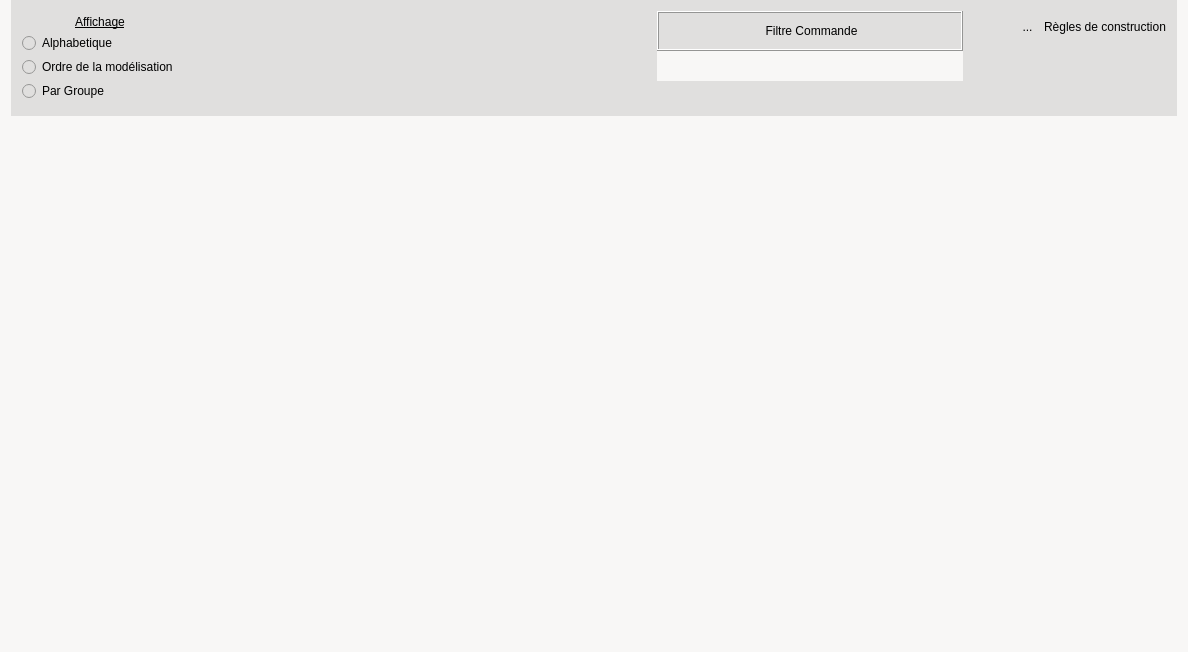
Above: UiQT4/desChoixCommandes.ui from SalomePlatform/eficas_tools before the change. Below: the same form after it.
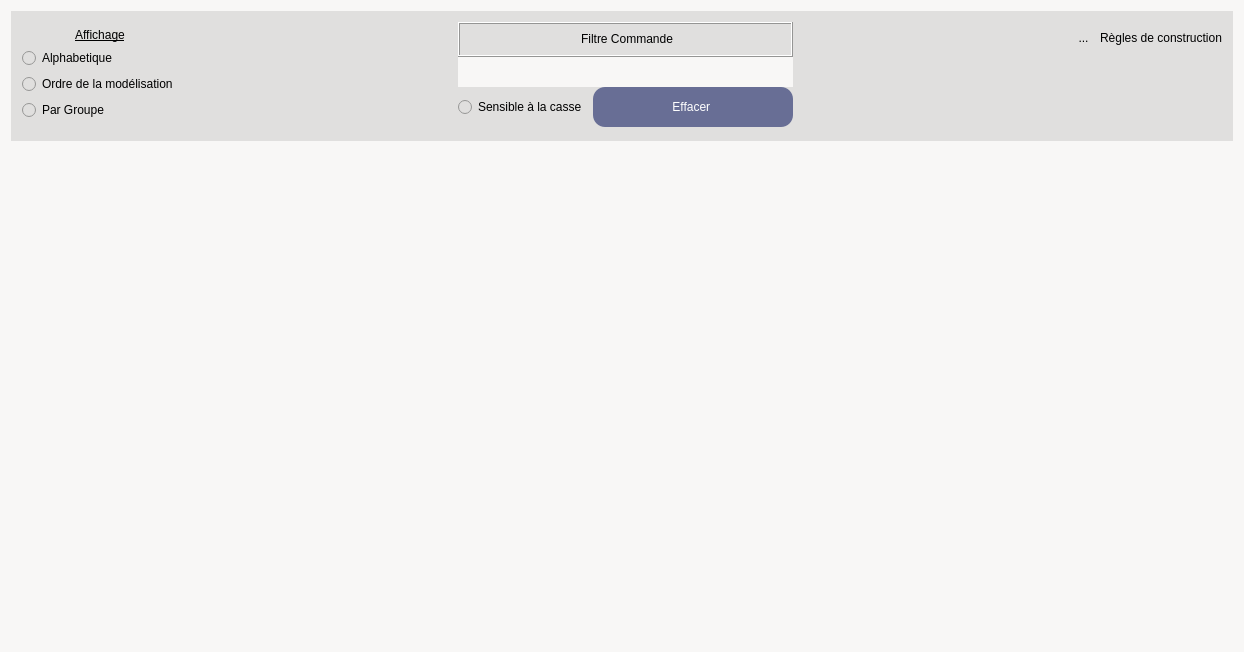
That is the form after the change. Icons and pictures are not drawn.

The edit to the form file:
```diff
--- a/UiQT4/desChoixCommandes.ui
+++ b/UiQT4/desChoixCommandes.ui
@@ -6,7 +6,7 @@
    <rect>
     <x>0</x>
     <y>0</y>
-    <width>1188</width>
+    <width>1244</width>
     <height>652</height>
    </rect>
   </property>
@@ -29,16 +29,10 @@
    <string notr="true">background-color : rgb(248,247,246)</string>
   </property>
   <layout class="QVBoxLayout" name="verticalLayout_4">
-   <property name="topMargin">
-    <number>0</number>
-   </property>
-   <property name="bottomMargin">
-    <number>0</number>
-   </property>
    <item>
     <widget class="QFrame" name="frameAffichage">
      <property name="sizePolicy">
-      <sizepolicy hsizetype="Preferred" vsizetype="Fixed">
+      <sizepolicy hsizetype="Preferred" vsizetype="Preferred">
        <horstretch>0</horstretch>
        <verstretch>0</verstretch>
       </sizepolicy>
@@ -46,13 +40,13 @@
      <property name="minimumSize">
       <size>
        <width>0</width>
-       <height>116</height>
+       <height>130</height>
       </size>
      </property>
      <property name="maximumSize">
       <size>
        <width>16777215</width>
-       <height>116</height>
+       <height>130</height>
       </size>
      </property>
      <property name="styleSheet">
@@ -64,7 +58,7 @@
      <property name="frameShadow">
       <enum>QFrame::Raised</enum>
      </property>
-     <layout class="QHBoxLayout" name="horizontalLayout_2">
+     <layout class="QHBoxLayout" name="horizontalLayout_3">
       <item>
        <layout class="QVBoxLayout" name="verticalLayout_2">
         <property name="spacing">
@@ -125,8 +119,8 @@
         </property>
         <property name="sizeHint" stdset="0">
          <size>
-          <width>382</width>
-          <height>18</height>
+          <width>109</width>
+          <height>20</height>
          </size>
         </property>
        </spacer>
@@ -147,7 +141,13 @@
           <property name="minimumSize">
            <size>
             <width>141</width>
-            <height>40</height>
+            <height>35</height>
+           </size>
+          </property>
+          <property name="maximumSize">
+           <size>
+            <width>16777215</width>
+            <height>35</height>
            </size>
           </property>
           <property name="frameShape">
@@ -193,32 +193,58 @@
          </widget>
         </item>
         <item>
-         <spacer name="verticalSpacer_4">
-          <property name="orientation">
-           <enum>Qt::Vertical</enum>
-          </property>
-          <property name="sizeHint" stdset="0">
-           <size>
-            <width>306</width>
-            <height>5</height>
-           </size>
-          </property>
-         </spacer>
+         <layout class="QHBoxLayout" name="horizontalLayout_2">
+          <item>
+           <widget class="QRadioButton" name="radioButton">
+            <property name="text">
+             <string>Sensible à la casse</string>
+            </property>
+           </widget>
+          </item>
+          <item>
+           <widget class="QPushButton" name="BImportTout">
+            <property name="sizePolicy">
+             <sizepolicy hsizetype="Preferred" vsizetype="Preferred">
+              <horstretch>0</horstretch>
+              <verstretch>0</verstretch>
+             </sizepolicy>
+            </property>
+            <property name="minimumSize">
+             <size>
+              <width>200</width>
+              <height>40</height>
+             </size>
+            </property>
+            <property name="maximumSize">
+             <size>
+              <width>200</width>
+              <height>40</height>
+             </size>
+            </property>
+            <property name="styleSheet">
+             <string notr="true">background-color:rgb(104,110,149);
+color :white;
+border-radius : 12px
+</string>
+            </property>
+            <property name="text">
+             <string>Effacer </string>
+            </property>
+           </widget>
+          </item>
+         </layout>
         </item>
        </layout>
       </item>
       <item>
-       <spacer name="horizontalSpacer_3">
+       <spacer name="horizontalSpacer_2">
         <property name="orientation">
          <enum>Qt::Horizontal</enum>
         </property>
-        <property name="sizeType">
-         <enum>QSizePolicy::Minimum</enum>
-        </property>
         <property name="sizeHint" stdset="0">
          <size>
-          <width>48</width>
-          <height>18</height>
+          <width>108</width>
+          <height>20</height>
          </size>
         </property>
        </spacer>
@@ -313,8 +339,8 @@
        <rect>
         <x>0</x>
         <y>0</y>
-        <width>1170</width>
-        <height>530</height>
+        <width>1226</width>
+        <height>498</height>
        </rect>
       </property>
       <layout class="QVBoxLayout" name="verticalLayout">
```
Left out of the diff: 2 changed lines with no effect on the pictures.
